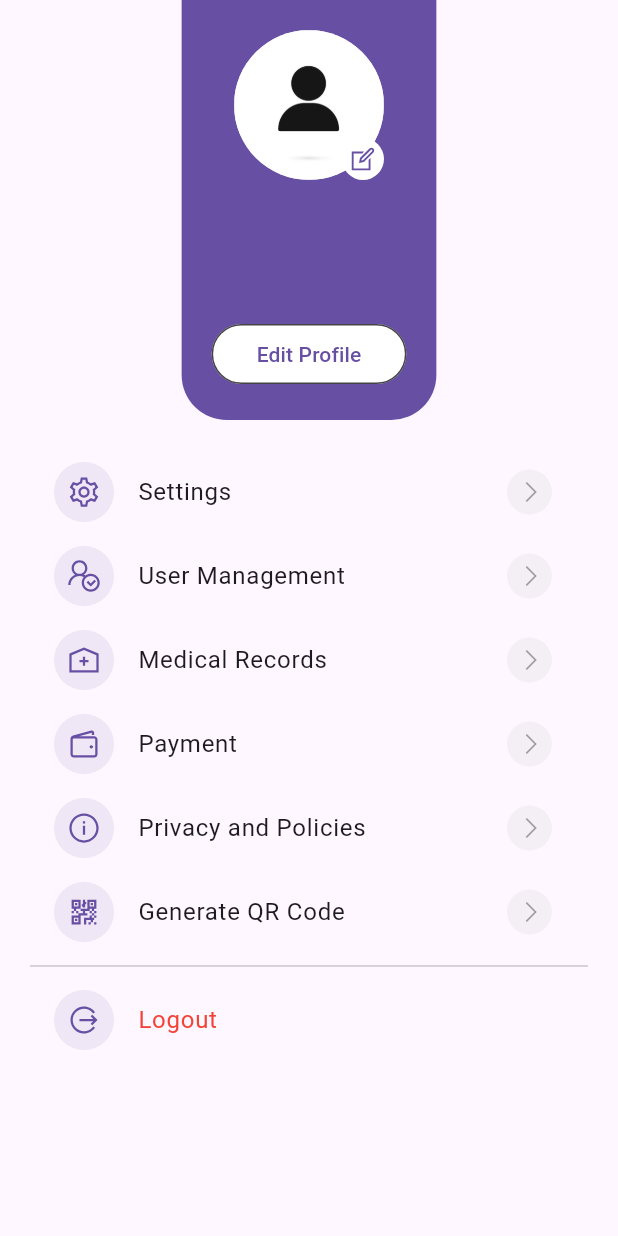
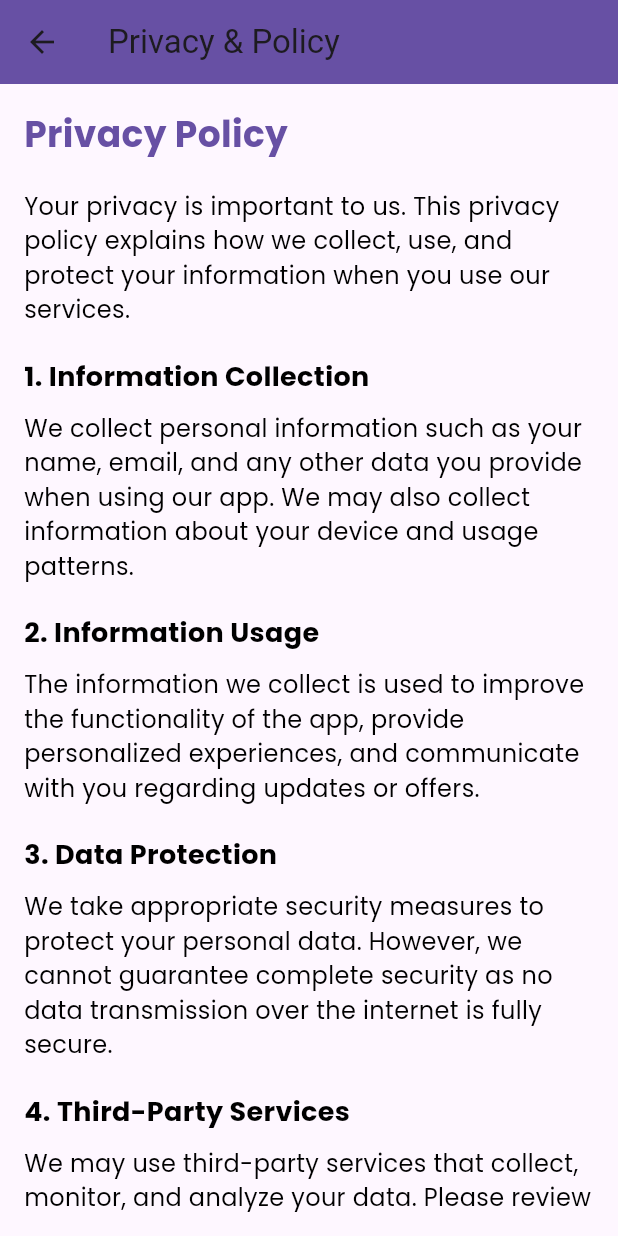
Before and after one commit to sarojbomjan/AgeWell, a Flutter app: the ProfilePage screen opened directly, after a tap on "Privacy and Policies", on a phone screen of 412 x 824 dp. Run offline on Flutter 3.47's test engine with Material 3 defaults, Android fonts, the phone set to English and light mode, and no system bars; our stand-ins replace cloud_firestore, country_picker, firebase_auth, firebase_core, fl_chart, flutter_otp_text_field and 10 more; missing offline and left inert: heart_bpm; accounts and stored records are empty.

Commit message:
created ui design privacy and policies page

```diff
--- /dev/null
+++ b/lib/pages/privacy_and_policies/privacy_and_policies.dart
@@ -0,0 +1,116 @@
+import 'package:flutter/material.dart';
+
+class PrivacyAndPolicies extends StatelessWidget {
+  const PrivacyAndPolicies({super.key});
+
+  @override
+  Widget build(BuildContext context) {
+    return Scaffold(
+      appBar: AppBar(
+        title: const Text('Privacy & Policy'),
+        backgroundColor: Color(0xFF6750A4),
+      ),
+      body: Padding(
+        padding: const EdgeInsets.all(16.0),
+        child: SingleChildScrollView(
+          child: Column(
+            crossAxisAlignment: CrossAxisAlignment.start,
+            children: [
+              const Text(
+                'Privacy Policy',
+                style: TextStyle(
+                  fontSize: 24,
+                  fontWeight: FontWeight.bold,
+                  color: Color(0xFF6750A4),
+                ),
+              ),
+              const SizedBox(height: 20),
+              const Text(
+                'Your privacy is important to us. This privacy policy explains how we collect, use, and protect your information when you use our services.',
+                style: TextStyle(fontSize: 16),
+              ),
+              const SizedBox(height: 20),
+              const Text(
+                '1. Information Collection',
+                style: TextStyle(
+                  fontSize: 18,
+                  fontWeight: FontWeight.bold,
+                ),
+              ),
+              const SizedBox(height: 10),
+              const Text(
+                'We collect personal information such as your name, email, and any other data you provide when using our app. We may also collect information about your device and usage patterns.',
+                style: TextStyle(fontSize: 16),
+              ),
+              const SizedBox(height: 20),
+              const Text(
+                '2. Information Usage',
+                style: TextStyle(
+                  fontSize: 18,
+                  fontWeight: FontWeight.bold,
+                ),
+              ),
+              const SizedBox(height: 10),
+              const Text(
+                'The information we collect is used to improve the functionality of the app, provide personalized experiences, and communicate with you regarding updates or offers.',
+                style: TextStyle(fontSize: 16),
+              ),
+              const SizedBox(height: 20),
+              const Text(
+                '3. Data Protection',
+                style: TextStyle(
+                  fontSize: 18,
+                  fontWeight: FontWeight.bold,
+                ),
+              ),
+              const SizedBox(height: 10),
+              const Text(
+                'We take appropriate security measures to protect your personal data. However, we cannot guarantee complete security as no data transmission over the internet is fully secure.',
+                style: TextStyle(fontSize: 16),
+              ),
+              const SizedBox(height: 20),
+              const Text(
+                '4. Third-Party Services',
+                style: TextStyle(
+                  fontSize: 18,
+                  fontWeight: FontWeight.bold,
+                ),
+              ),
+              const SizedBox(height: 10),
+              const Text(
+                'We may use third-party services that collect, monitor, and analyze your data. Please review their privacy policies to understand how they handle your information.',
+                style: TextStyle(fontSize: 16),
+              ),
+              const SizedBox(height: 20),
+              const Text(
+                '5. Changes to Privacy Policy',
+                style: TextStyle(
+                  fontSize: 18,
+                  fontWeight: FontWeight.bold,
+                ),
+              ),
+              const SizedBox(height: 10),
+              const Text(
+                'We may update our privacy policy from time to time. We will notify you of any changes by updating this page and changing the "Last Updated" date.',
+                style: TextStyle(fontSize: 16),
+              ),
+              const SizedBox(height: 20),
+              const Text(
+                '6. Contact Us',
+                style: TextStyle(
+                  fontSize: 18,
+                  fontWeight: FontWeight.bold,
+                ),
+              ),
+              const SizedBox(height: 10),
+              const Text(
+                'If you have any questions about our privacy policy, please contact us at support@example.com.',
+                style: TextStyle(fontSize: 16),
+              ),
+            ],
+          ),
+        ),
+      ),
+    );
+  }
+}
--- a/lib/pages/profile/profile_page.dart
+++ b/lib/pages/profile/profile_page.dart
@@ -1,3 +1,4 @@
+import 'package:elderly_care/pages/privacy_and_policies/privacy_and_policies.dart';
 import 'package:elderly_care/pages/settings/settings_page.dart';
 import 'package:elderly_care/pages/medical_record/medical_records_page.dart';
 import 'package:elderly_care/pages/profile/profile_menu.dart';
@@ -150,7 +151,9 @@ class ProfilePage extends StatelessWidget {
           ProfileMenuWidget(
             title: "Privacy and Policies",
             icon: LineAwesomeIcons.info_circle_solid,
-            onPress: () {},
+            onPress: () {
+              Get.to(() => const PrivacyAndPolicies());
+            },
           ),
           ProfileMenuWidget(
             title: "Generate QR Code",
```
